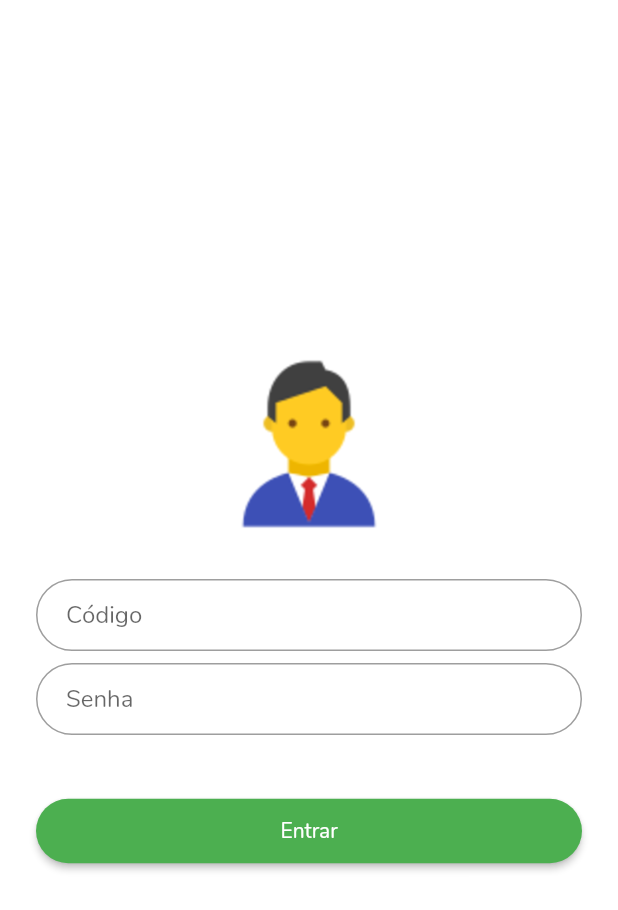
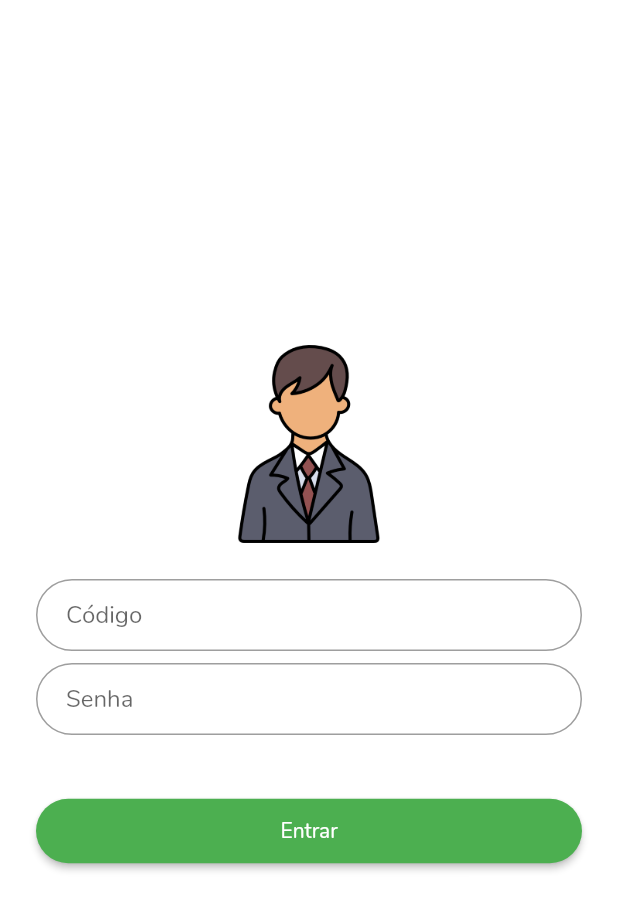
Before and after one commit to Hellyson-Ferreira/app_avaliacao_ifma, a Flutter app: the screen it shows after launch, after a tap on "Entrar como Administrador", on a phone screen of 412 x 824 dp. Shown: the top 910 px of the screen. Run offline on Flutter 3.47's test engine with Material 2 defaults, Android fonts, the phone set to English and light mode, and no system bars; our stand-ins replace splashscreen.

Commit message:
Ajustes nas palavras com erro ortografico

```diff
--- a/lib/LoginAdimim/login_page_adimim.dart
+++ b/lib/LoginAdimim/login_page_adimim.dart
@@ -17,7 +17,7 @@ class _LoginPageAdimimState extends State<LoginPageAdim> {
       child: CircleAvatar(
         backgroundColor: Colors.transparent,
         radius: 66.0,
-        child: Image.asset('assets/adimim.png'),
+        child: Image.asset('assets/man.png'),
       ),
     );
 
--- a/lib/homeAdimin/home_adimim.dart
+++ b/lib/homeAdimin/home_adimim.dart
@@ -27,7 +27,7 @@ class _HomeAdimimState extends State<HomeAdimim> {
   Widget build(BuildContext context) {
     return Scaffold(
       appBar: AppBar(
-        title: const Text('Adiministrador'),
+        title: const Text('Administrador'),
       ),
       body: Center(
         child: _widgetOptions.elementAt(_selectedIndex),
--- a/lib/tela_de_carregamento/carregamnto.dart
+++ b/lib/tela_de_carregamento/carregamnto.dart
@@ -16,7 +16,7 @@ class _LoadingPageState extends State<LoadingPage> {
     return Stack(
     children: <Widget>[
       SplashScreen(
-        seconds: 5,
+        seconds: 4,
         // title:new Text('Avaliação de professores',
         // style: new TextStyle(
           // fontWeight: FontWeight.bold,
@@ -28,8 +28,8 @@ class _LoadingPageState extends State<LoadingPage> {
           begin: Alignment.topRight,
           end: Alignment.bottomLeft,
           colors: [
-            // Colors.green,
-            // Colors.lightGreen,
+            Colors.white,
+            Colors.white24,
 
             // Colors.lightGreen,
             //Colors.lightGreenAccent
--- a/pubspec.yaml
+++ b/pubspec.yaml
@@ -49,7 +49,7 @@ flutter:
     - assets/filho.jpg
     - assets/felipe.jpg
     - assets/hellyson.jpg
-
+    - assets/man.png
 
     - assets/imgs/img1.png
     - assets/imgs/img2.png
```
Also changed, not shown: assets/man.png (added).
